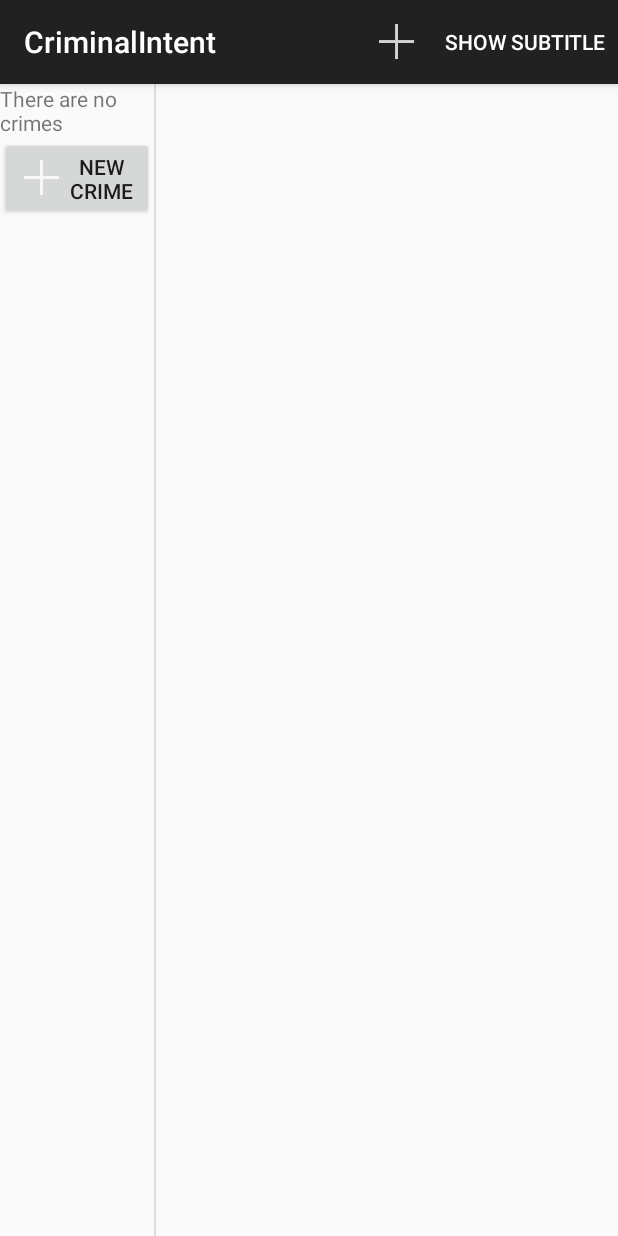
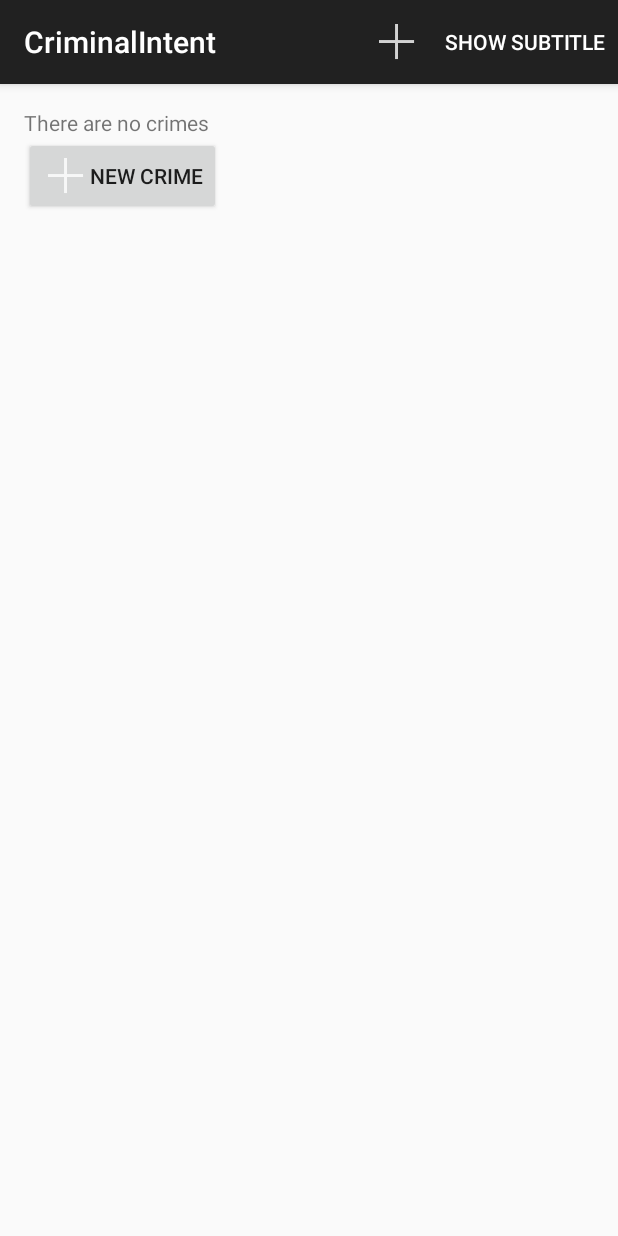
Before and after one commit to crystalDf/The-Big-Nerd-Ranch-Guide-2nd-Edition-Chapter-17-CriminalIntent, an Android app: the screen it shows after launch (CrimeListActivity), on a phone screen of 412 x 824 dp. Run offline under Robolectric (Android 15) with nearby library versions, the phone set to English and light mode, and no system bars.

```diff
--- a/app/src/main/java/com/star/criminalintent/CrimeListActivity.java
+++ b/app/src/main/java/com/star/criminalintent/CrimeListActivity.java
@@ -11,6 +11,6 @@ public class CrimeListActivity extends SingleFragmentActivity {
 
     @Override
     protected int getLayoutResId() {
-        return R.layout.activity_twopane;
+        return R.layout.activity_masterdetail;
     }
 }
--- /dev/null
+++ b/app/src/main/res/values-land/refs.xml
@@ -0,0 +1,4 @@
+<?xml version="1.0" encoding="utf-8"?>
+<resources>
+    <item name="activity_masterdetail" type="layout">@layout/activity_twopane</item>
+</resources>
--- /dev/null
+++ b/app/src/main/res/values/refs.xml
@@ -0,0 +1,4 @@
+<?xml version="1.0" encoding="utf-8"?>
+<resources>
+    <item name="activity_masterdetail" type="layout">@layout/activity_fragment</item>
+</resources>
```
